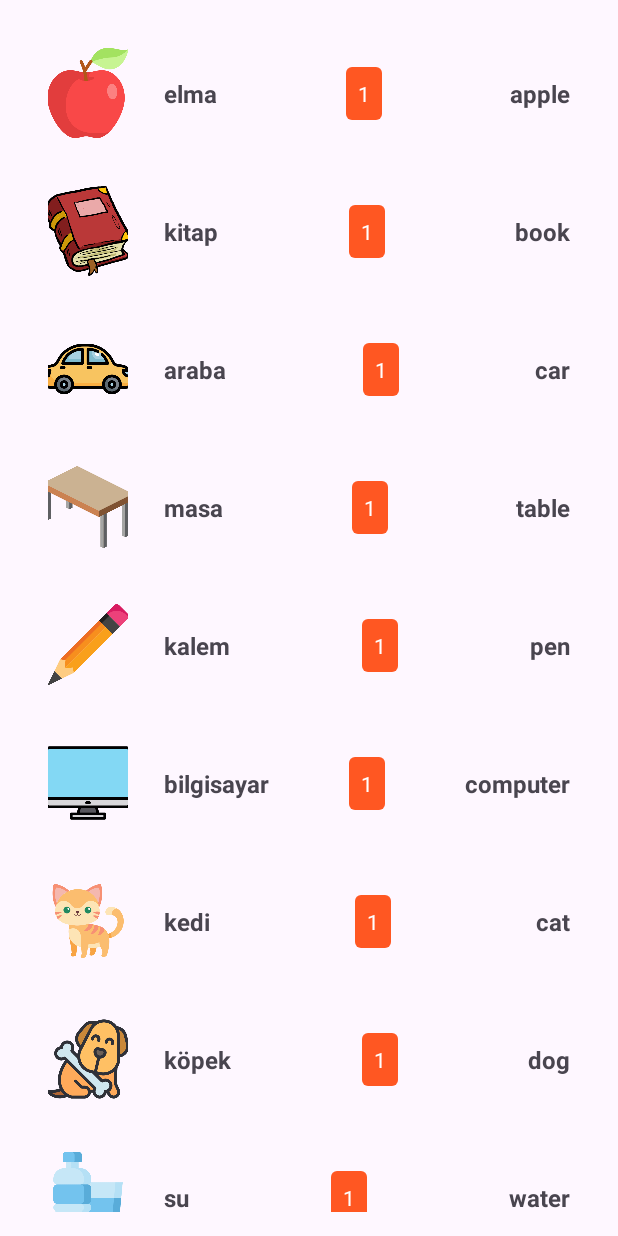
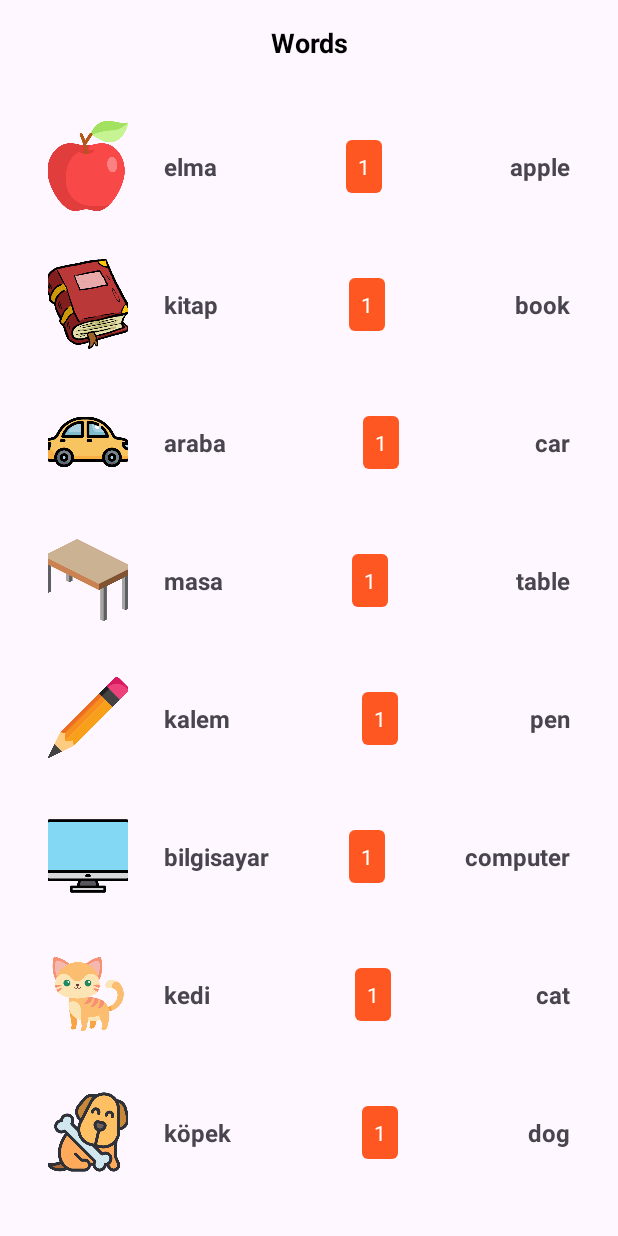
Before and after one commit to oguzhanozgokce/WorldWords, an Android app: the screen it shows after launch (MainActivity), on a phone screen of 412 x 824 dp. Run offline under Robolectric (Android 15) with nearby library versions, the phone set to English and light mode, and no system bars; our stand-ins replace Dagger/Hilt's generated code.

Commit message:
- fragment created - navigation was created and setup

```diff
--- a/app/src/main/java/com/oguzhanozgokce/worldwords/MainActivity.kt
+++ b/app/src/main/java/com/oguzhanozgokce/worldwords/MainActivity.kt
@@ -7,6 +7,7 @@ import androidx.appcompat.app.AppCompatActivity
 import androidx.core.view.ViewCompat
 import androidx.core.view.WindowInsetsCompat
 import androidx.lifecycle.lifecycleScope
+import androidx.navigation.fragment.NavHostFragment
 import androidx.recyclerview.widget.LinearLayoutManager
 import com.oguzhanozgokce.worldwords.databinding.ActivityMainBinding
 import com.oguzhanozgokce.worldwords.ui.WordAdapter
@@ -17,7 +18,6 @@ import kotlinx.coroutines.launch
 @AndroidEntryPoint
 class MainActivity : AppCompatActivity() {
     private lateinit var binding: ActivityMainBinding
-    private val wordViewModel: WordViewModel by viewModels()
     override fun onCreate(savedInstanceState: Bundle?) {
         super.onCreate(savedInstanceState)
         binding = ActivityMainBinding.inflate(layoutInflater)
@@ -29,16 +29,8 @@ class MainActivity : AppCompatActivity() {
             insets
         }
 
-        val wordAdapter = WordAdapter(emptyList())
-        binding.rcWord.apply {
-            layoutManager = LinearLayoutManager(this@MainActivity)
-            adapter = wordAdapter
-        }
+        val navHostFragment = supportFragmentManager.findFragmentById(R.id.fragmentContainerView) as NavHostFragment
+        val navController = navHostFragment.navController
 
-        lifecycleScope.launch {
-            wordViewModel.wordList.collect { words ->
-                wordAdapter.updateWords(words)
-            }
-        }
     }
 }
--- /dev/null
+++ b/app/src/main/java/com/oguzhanozgokce/worldwords/ui/word/WordFragment.kt
@@ -0,0 +1,55 @@
+package com.oguzhanozgokce.worldwords.ui.word
+
+import android.os.Bundle
+import androidx.fragment.app.Fragment
+import android.view.LayoutInflater
+import android.view.View
+import android.view.ViewGroup
+import androidx.activity.viewModels
+import androidx.fragment.app.viewModels
+import androidx.lifecycle.lifecycleScope
+import androidx.recyclerview.widget.LinearLayoutManager
+import com.oguzhanozgokce.worldwords.R
+import com.oguzhanozgokce.worldwords.databinding.FragmentWordBinding
+import com.oguzhanozgokce.worldwords.ui.WordAdapter
+import com.oguzhanozgokce.worldwords.ui.WordViewModel
+import dagger.hilt.android.AndroidEntryPoint
+import kotlinx.coroutines.launch
+
+@AndroidEntryPoint
+class WordFragment : Fragment() {
+    private var _binding: FragmentWordBinding? = null
+    private val binding get() = _binding!!
+    private val wordViewModel: WordViewModel by viewModels()
+    private lateinit var wordAdapter: WordAdapter
+
+    override fun onCreateView(
+        inflater: LayoutInflater, container: ViewGroup?,
+        savedInstanceState: Bundle?
+    ): View {
+        _binding = FragmentWordBinding.inflate(inflater, container, false)
+        return binding.root
+    }
+
+    override fun onViewCreated(view: View, savedInstanceState: Bundle?) {
+        super.onViewCreated(view, savedInstanceState)
+
+        wordAdapter = WordAdapter(emptyList())
+
+        binding.rwWord.apply {
+            layoutManager = LinearLayoutManager(requireContext())
+            adapter = wordAdapter
+        }
+
+        viewLifecycleOwner.lifecycleScope.launch {
+            wordViewModel.wordList.collect { words ->
+                wordAdapter.updateWords(words)
+            }
+        }
+    }
+
+    override fun onDestroy() {
+        super.onDestroy()
+        _binding = null
+    }
+}
--- a/app/src/main/res/layout/activity_main.xml
+++ b/app/src/main/res/layout/activity_main.xml
@@ -7,12 +7,12 @@
     android:layout_height="match_parent"
     tools:context=".MainActivity">
 
-    <androidx.recyclerview.widget.RecyclerView
-        android:id="@+id/rc_word"
+    <androidx.fragment.app.FragmentContainerView
+        android:id="@+id/fragmentContainerView"
         android:layout_width="match_parent"
         android:layout_height="match_parent"
-        app:layoutManager="androidx.recyclerview.widget.LinearLayoutManager"
-        android:padding="16dp">
-    </androidx.recyclerview.widget.RecyclerView>
+        app:defaultNavHost="true"
+        app:navGraph="@navigation/navigation"
+        android:name="androidx.navigation.fragment.NavHostFragment" />
 
 </androidx.constraintlayout.widget.ConstraintLayout>
--- /dev/null
+++ b/app/src/main/res/layout/fragment_word.xml
@@ -0,0 +1,35 @@
+<?xml version="1.0" encoding="utf-8"?>
+<androidx.constraintlayout.widget.ConstraintLayout
+    xmlns:android="http://schemas.android.com/apk/res/android"
+    xmlns:app="http://schemas.android.com/apk/res-auto"
+    xmlns:tools="http://schemas.android.com/tools"
+    android:layout_width="match_parent"
+    android:layout_height="match_parent"
+    tools:context=".ui.word.WordFragment">
+
+    <TextView
+        android:id="@+id/tw_words"
+        android:layout_width="match_parent"
+        android:layout_height="wrap_content"
+        android:layout_marginTop="16dp"
+        android:gravity="center"
+        android:text="Words"
+        android:textColor="@color/black"
+        android:textSize="18sp"
+        android:textStyle="bold"
+        app:layout_constraintEnd_toEndOf="parent"
+        app:layout_constraintStart_toStartOf="parent"
+        app:layout_constraintTop_toTopOf="parent" />
+
+    <androidx.recyclerview.widget.RecyclerView
+        android:id="@+id/rw_word"
+        android:layout_width="match_parent"
+        android:layout_height="0dp"
+        android:padding="16dp"
+        android:layout_marginTop="8dp"
+        app:layout_constraintTop_toBottomOf="@id/tw_words"
+        app:layout_constraintBottom_toBottomOf="parent"
+        app:layout_constraintStart_toStartOf="parent"
+        app:layout_constraintEnd_toEndOf="parent" />
+
+</androidx.constraintlayout.widget.ConstraintLayout>
--- /dev/null
+++ b/app/src/main/res/navigation/navigation.xml
@@ -0,0 +1,13 @@
+<?xml version="1.0" encoding="utf-8"?>
+<navigation xmlns:android="http://schemas.android.com/apk/res/android"
+    xmlns:app="http://schemas.android.com/apk/res-auto"
+    xmlns:tools="http://schemas.android.com/tools"
+    android:id="@+id/navigation"
+    app:startDestination="@id/wordFragment">
+
+    <fragment
+        android:id="@+id/wordFragment"
+        android:name="com.oguzhanozgokce.worldwords.ui.word.WordFragment"
+        android:label="fragment_word"
+        tools:layout="@layout/fragment_word" />
+</navigation>
--- a/app/src/main/res/values/strings.xml
+++ b/app/src/main/res/values/strings.xml
@@ -1,4 +1,6 @@
 <resources>
     <string name="app_name">WorldWords</string>
     <string name="word_image">word desc</string>
+    <!-- TODO: Remove or change this placeholder text -->
+    <string name="hello_blank_fragment">Hello blank fragment</string>
 </resources>
```
